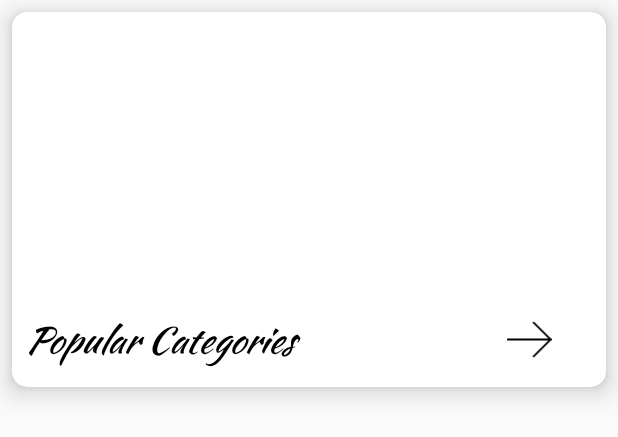
After one commit to phamquanghungkma/ManagementFoodApp, an Android app: the layout layout_category_item_v2.xml on its own in the app's theme, with its tools: preview values and no code run, on a phone screen of 412 x 824 dp. The commit adds this screen. Shown: the top 437 px of the screen. Run offline under Robolectric (Android 15) with nearby library versions, the phone set to English and light mode, and no system bars.

Commit message:
fix ui cate

```diff
--- a/app/src/main/java/com/tofukma/serverorderapp/adapter/MyCategoriesAdapter.kt
+++ b/app/src/main/java/com/tofukma/serverorderapp/adapter/MyCategoriesAdapter.kt
@@ -15,7 +15,8 @@ import com.tofukma.serverorderapp.eventbus.CategoryClick
 import com.tofukma.serverorderapp.model.CategoryModel
 import org.greenrobot.eventbus.EventBus
 
-class MyCategoriesAdapter (internal var context: Context, internal var categoriesList: List<CategoryModel>) : RecyclerView.Adapter<MyCategoriesAdapter.MyViewHolder>(){
+class MyCategoriesAdapter (internal var context: Context, internal var categoriesList: List<CategoryModel>)
+    : RecyclerView.Adapter<MyCategoriesAdapter.MyViewHolder>(){
 
     inner class MyViewHolder (itemView : View) : RecyclerView.ViewHolder(itemView),
         View.OnClickListener {
@@ -45,7 +46,7 @@ class MyCategoriesAdapter (internal var context: Context, internal var categorie
         parent: ViewGroup,
         viewType: Int
     ): MyCategoriesAdapter.MyViewHolder {
-        return MyViewHolder(LayoutInflater.from(context).inflate(R.layout.layout_category_item,parent,false))
+        return MyViewHolder(LayoutInflater.from(context).inflate(R.layout.layout_category_item_v2,parent,false))
 
     }
 
--- a/app/src/main/java/com/tofukma/serverorderapp/ui/category/CategoryFragment.kt
+++ b/app/src/main/java/com/tofukma/serverorderapp/ui/category/CategoryFragment.kt
@@ -85,7 +85,7 @@ class CategoryFragment : Fragment() {
         layoutAnimationController = AnimationUtils.loadLayoutAnimation(context,R.anim.layout_item_from_left)
         recycler_menu = root.findViewById(R.id.recycler_menu) as RecyclerView
         recycler_menu!!.setHasFixedSize(true)
-        val staggeredGridLayoutManager = StaggeredGridLayoutManager(2,RecyclerView.VERTICAL)
+        val staggeredGridLayoutManager = StaggeredGridLayoutManager(1,RecyclerView.VERTICAL)
         val layoutManager = LinearLayoutManager(context)
 
 //        recycler_menu!!.layoutManager = layoutManager
--- a/app/src/main/java/com/tofukma/serverorderapp/ui/category/CategoryViewModel.kt
+++ b/app/src/main/java/com/tofukma/serverorderapp/ui/category/CategoryViewModel.kt
@@ -61,8 +61,6 @@ class CategoryViewModel : ViewModel(), ICategoryCallBackListener {
             }
         })
 
-
-
     }
 
 }
--- /dev/null
+++ b/app/src/main/res/drawable/ic_next.xml
@@ -0,0 +1,5 @@
+<vector android:autoMirrored="true" android:height="50dp"
+    android:viewportHeight="511.992" android:viewportWidth="511.992"
+    android:width="50dp" xmlns:android="http://schemas.android.com/apk/res/android">
+    <path android:fillColor="#FF000000" android:pathData="M511.189,251.924c-0.533,-1.323 -1.323,-2.496 -2.325,-3.477L316.885,56.468c-4.16,-4.16 -10.923,-4.16 -15.083,0c-4.16,4.16 -4.16,10.923 0,15.083l173.781,173.781H10.667C4.779,245.332 0,250.111 0,255.999c0,5.888 4.779,10.667 10.667,10.667h464.917L301.803,440.447c-4.16,4.16 -4.16,10.923 0,15.083c2.091,2.091 4.821,3.115 7.552,3.115c2.731,0 5.461,-1.045 7.552,-3.115l191.979,-191.979c0.981,-0.981 1.771,-2.176 2.325,-3.477C512.256,257.471 512.256,254.527 511.189,251.924z"/>
+</vector>
--- /dev/null
+++ b/app/src/main/res/layout/layout_category_item_v2.xml
@@ -0,0 +1,63 @@
+<?xml version="1.0" encoding="utf-8"?>
+<androidx.cardview.widget.CardView xmlns:android="http://schemas.android.com/apk/res/android"
+    android:layout_width="match_parent"
+    xmlns:tools="http://schemas.android.com/tools"
+    xmlns:app="http://schemas.android.com/apk/res-auto"
+    app:cardCornerRadius="10dp"
+    android:layout_height="250dp"
+    android:layout_margin="8dp"
+    android:layout_marginHorizontal="5dp"
+    android:paddingHorizontal="3dp"
+    app:cardElevation="10dp"
+    >
+    <LinearLayout
+        android:weightSum="4"
+        android:orientation="vertical"
+        android:layout_width="match_parent"
+        android:layout_height="match_parent">
+
+        <ImageView
+            android:layout_weight="3"
+            android:id="@+id/category_image"
+            android:scaleType="center"
+            android:layout_width="match_parent"
+            android:layout_height="0dp"
+            ></ImageView>
+        <LinearLayout
+            android:layout_weight="1"
+            android:weightSum="3"
+            android:orientation="horizontal"
+            android:layout_width="match_parent"
+            android:layout_height="0dp">
+
+            <TextView
+                android:id="@+id/category_name"
+                android:layout_weight="2"
+                android:layout_width="wrap_content"
+                android:layout_height="match_parent"
+                android:textSize="24sp"
+                android:text="@string/popular_categories"
+                android:fontFamily="@font/kaushanscript_regular"
+                android:textStyle="italic"
+                android:textColor="#000000"
+                android:paddingLeft="8dp"
+                android:gravity="center_vertical"
+                >
+            </TextView>
+
+            <ImageView
+                android:layout_gravity="center_vertical|start"
+                android:id="@+id/img_fav"
+                android:layout_width="50dp"
+                android:layout_height="30dp"
+                android:layout_weight="1"
+                android:src="@drawable/ic_next"
+                tools:ignore="Suspicious0dp" />
+
+
+        </LinearLayout>
+
+
+    </LinearLayout>
+
+</androidx.cardview.widget.CardView>
--- a/app/src/main/res/values/strings.xml
+++ b/app/src/main/res/values/strings.xml
@@ -12,6 +12,7 @@
     <string name="menu_category">Categories</string>
     <string name="menu_food_list">Food list</string>
     <string name="menu_order">Orders</string>
+    <string name="popular_categories">Popular Categories</string>
 
     <string name="menu_sign_out">Sign out</string>
 </resources>
```
Also changed, not shown: app/src/main/res/font/kaushanscript_regular.otf (added).
